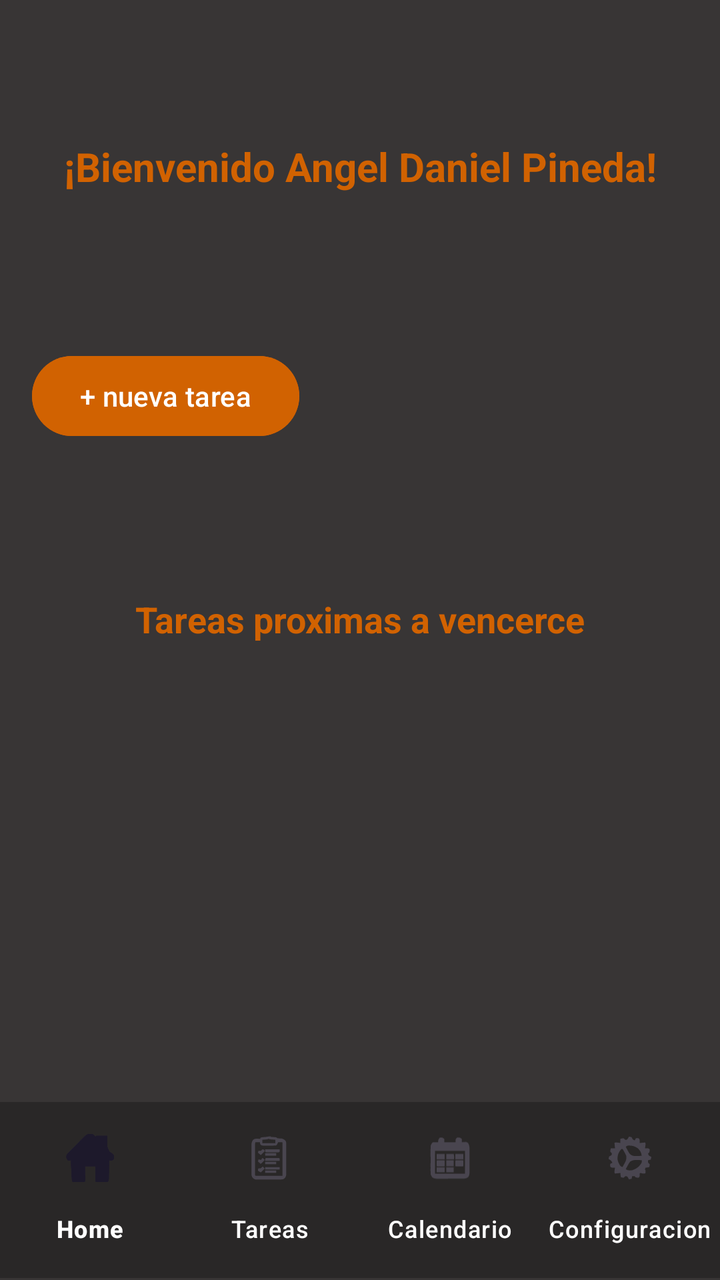
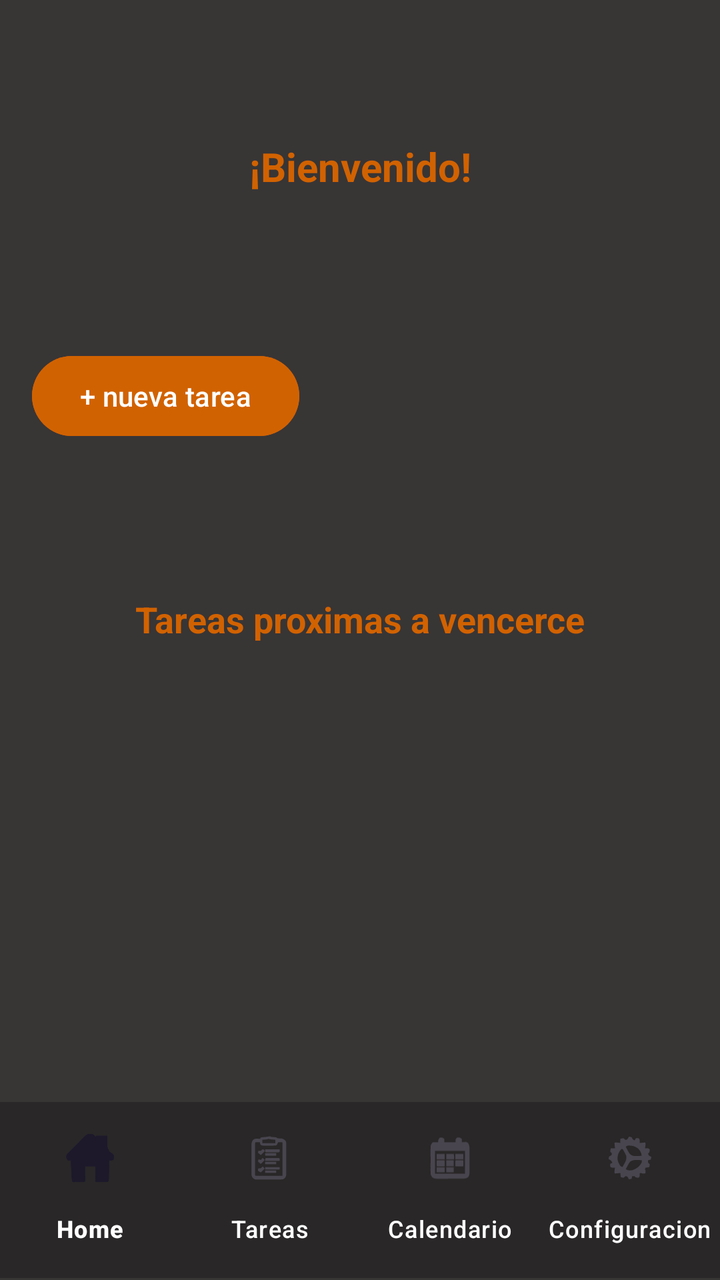

The first picture is an Android layout as it rendered before a commit; the second is the same layout after the commit. The layout source and the unified diff follow.
<!-- AndroidManifest.xml: application theme Theme.GetDone -->
<!-- res/layout/activity_main.xml -->
<?xml version="1.0" encoding="utf-8"?>
<androidx.constraintlayout.widget.ConstraintLayout xmlns:android="http://schemas.android.com/apk/res/android"
    xmlns:app="http://schemas.android.com/apk/res-auto"
    xmlns:tools="http://schemas.android.com/tools"
    android:id="@+id/nuevo_correo_usuario"
    android:layout_width="match_parent"
    android:layout_height="match_parent"
    android:background="#383535"
    tools:context=".MainActivity">

    <TextView
        android:id="@+id/mensaje_inicial"
        android:layout_width="wrap_content"
        android:layout_height="wrap_content"
        android:layout_marginTop="21dp"
        android:layout_marginBottom="29dp"
        android:text="¡Bienvenido Angel Daniel Pineda!"
        android:textColor="#D16201"
        android:textSize="20sp"
        android:textStyle="bold"
        app:layout_constraintBottom_toTopOf="@+id/nueva_tarea"
        app:layout_constraintEnd_toEndOf="parent"
        app:layout_constraintStart_toStartOf="parent"
        app:layout_constraintTop_toTopOf="parent" />

    <Button
        android:id="@+id/nueva_tarea"
        android:layout_width="wrap_content"
        android:layout_height="wrap_content"
        android:layout_marginStart="16dp"
        android:layout_marginBottom="30dp"
        android:backgroundTint="#D16201"
        android:onClick="ir_nueva_tarea"
        android:text="+ nueva tarea"
        android:textColor="#FFFFFF"
        app:layout_constraintBottom_toTopOf="@+id/card_actividades1"
        app:layout_constraintStart_toStartOf="parent"
        app:layout_constraintTop_toBottomOf="@+id/mensaje_inicial" />

    <LinearLayout
        android:id="@+id/card_actividades1"
        android:layout_width="0dp"
        android:layout_height="wrap_content"
        android:layout_marginStart="21dp"
        android:layout_marginTop="30dp"
        android:layout_marginEnd="21dp"
        android:layout_marginBottom="172dp"
        android:orientation="vertical"
        app:layout_constraintBottom_toTopOf="@+id/menu_navegacion"
        app:layout_constraintEnd_toEndOf="parent"
        app:layout_constraintHorizontal_bias="1.0"
        app:layout_constraintStart_toStartOf="parent"
        app:layout_constraintTop_toBottomOf="@+id/nueva_tarea">

    </LinearLayout>

    <com.google.android.material.bottomnavigation.BottomNavigationView
        android:id="@+id/menu_navegacion"
        android:layout_width="0dp"
        android:layout_height="wrap_content"
        android:layout_marginBottom="1dp"
        android:background="#5F101010"
        android:paddingTop="4dp"
        android:paddingBottom="4dp"
        app:itemTextColor="#ffffff"
        app:labelVisibilityMode="labeled"
        app:layout_constraintBottom_toBottomOf="parent"
        app:layout_constraintEnd_toEndOf="parent"
        app:layout_constraintStart_toStartOf="parent"
        app:menu="@menu/bottom_menu">

    </com.google.android.material.bottomnavigation.BottomNavigationView>

    <TextView
        android:id="@+id/proximo_vencer"
        android:layout_width="wrap_content"
        android:layout_height="wrap_content"
        android:layout_marginBottom="9dp"
        android:text="Tareas proximas a vencerce"
        android:textColor="#D16201"
        android:textSize="18dp"
        android:textStyle="bold"
        app:layout_constraintBottom_toTopOf="@+id/card_actividades1"
        app:layout_constraintEnd_toEndOf="parent"
        app:layout_constraintStart_toStartOf="parent" />


</androidx.constraintlayout.widget.ConstraintLayout>
<!-- resources referenced by this layout -->
<resources>
  <style name="Theme.GetDone" parent="Base.Theme.GetDone" />
  <style name="Base.Theme.GetDone" parent="Theme.Material3.DayNight.NoActionBar">
          
          
      </style>
</resources>

<!-- the commit's change to res/layout/activity_main.xml (unified diff, before → after) -->
@@ -14,7 +14,7 @@
         android:layout_height="wrap_content"
         android:layout_marginTop="21dp"
         android:layout_marginBottom="29dp"
-        android:text="¡Bienvenido Angel Daniel Pineda!"
+        android:text="¡Bienvenido!"
         android:textColor="#D16201"
         android:textSize="20sp"
         android:textStyle="bold"
